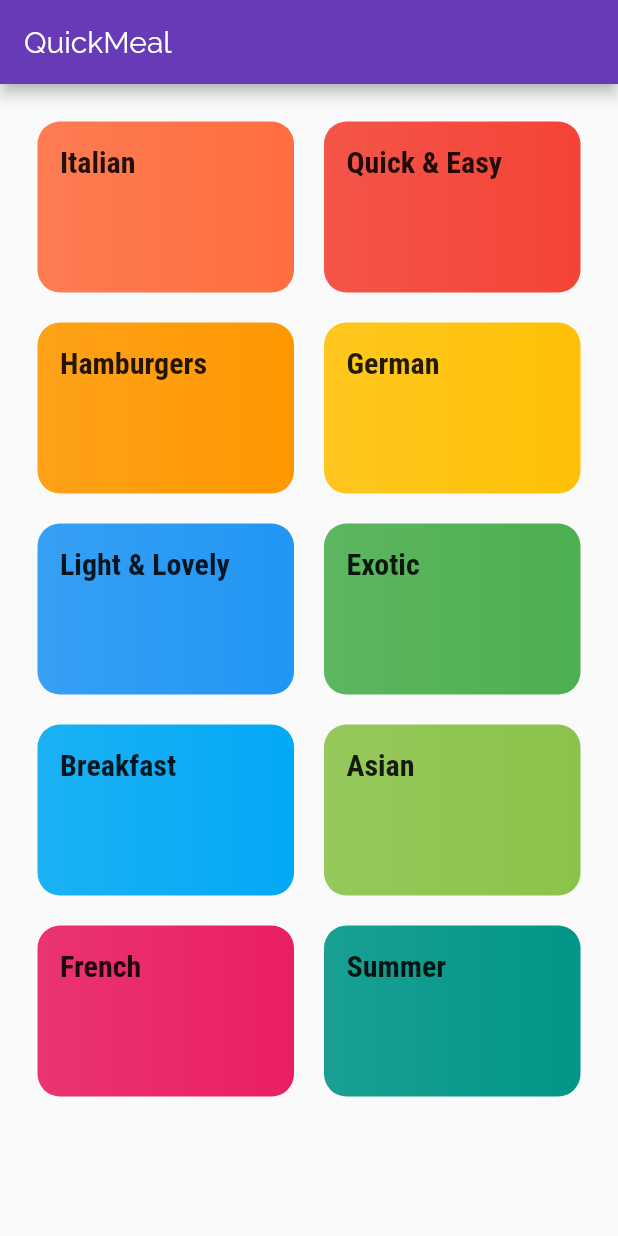
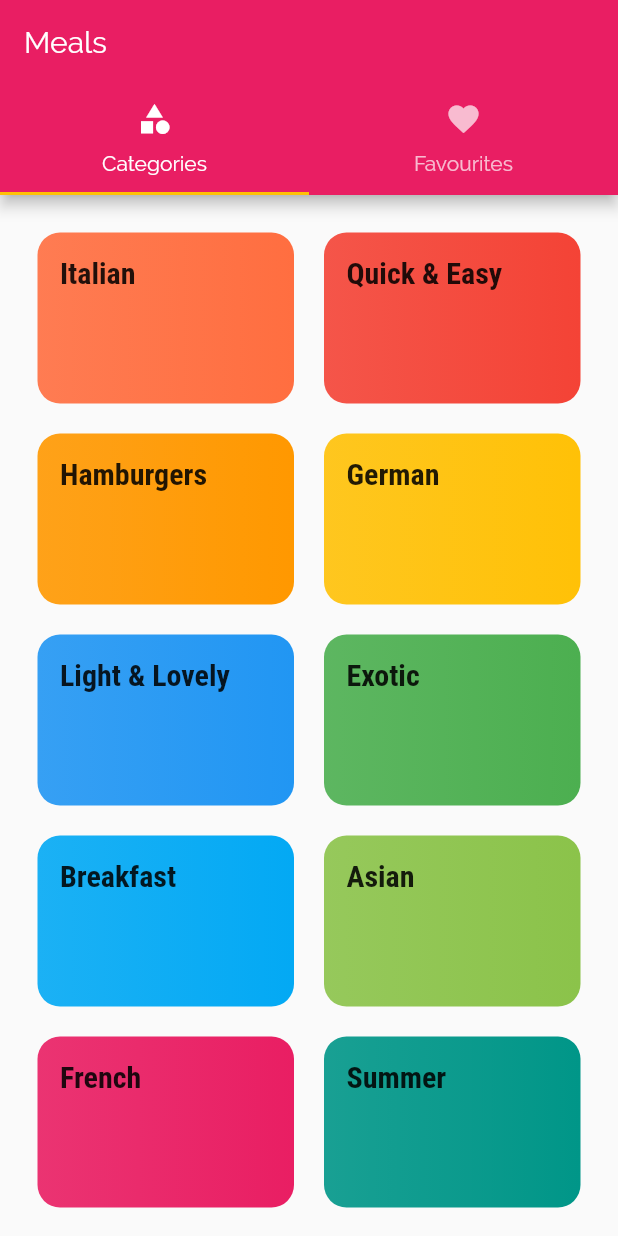
Before and after one commit to shunjid/quickmeal, a Flutter app: the screen it shows after launch, on a phone screen of 412 x 824 dp. Run offline on Flutter 3.47's test engine with Material 2 defaults, Android fonts, the phone set to English and light mode, and no system bars.

Commit message:
Defined tab scaffolder, removed default of categories

```diff
--- a/lib/main.dart
+++ b/lib/main.dart
@@ -3,6 +3,7 @@ import 'package:flutter/painting.dart';
 import 'package:quickmeal/screens/catergories.dart';
 import 'package:quickmeal/screens/catergoy_meals_screen.dart';
 import 'package:quickmeal/screens/meal_details_screen.dart';
+import 'package:quickmeal/screens/tabs_screen.dart';
 
 void main() {
   runApp(MyApp());
@@ -33,7 +34,7 @@ class MyApp extends StatelessWidget {
       ),
       title: 'QuickMeal',
       routes: {
-        '/' : (ctx) => CategoriesScreen(),
+        '/' : (ctx) => TabScreen(),
         CategoryMealsScreen.routeName : (ctx) => CategoryMealsScreen() ,
         MealDetailScreen.routeName : (ctx) => MealDetailScreen(),
       },
--- a/lib/screens/catergories.dart
+++ b/lib/screens/catergories.dart
@@ -5,12 +5,7 @@ import 'package:quickmeal/modules/category_widget_module.dart';
 class CategoriesScreen extends StatelessWidget {
   @override
   Widget build(BuildContext context) {
-    return Scaffold(
-      appBar: AppBar(
-        title: const Text('QuickMeal'),
-        backgroundColor: Colors.deepPurple,
-      ),
-      body: GridView(
+    return GridView(
       padding: const EdgeInsets.all(25.0),
       gridDelegate: SliverGridDelegateWithMaxCrossAxisExtent(
         maxCrossAxisExtent: 200,
@@ -25,7 +20,6 @@ class CategoriesScreen extends StatelessWidget {
           eachCategoryColor: eachCategory.categoryColor,
         ),
       ).toList(),
-      ),
     );
   }
 }
--- /dev/null
+++ b/lib/screens/favourites_screen.dart
@@ -0,0 +1,12 @@
+import 'package:flutter/material.dart';
+
+class FavouriteScreen extends StatelessWidget {
+  @override
+  Widget build(BuildContext context) {
+    return Center(
+      child: Text(
+        'The favourites'
+      ),
+    );
+  }
+}
--- /dev/null
+++ b/lib/screens/tabs_screen.dart
@@ -0,0 +1,40 @@
+import 'package:flutter/material.dart';
+import 'package:quickmeal/screens/catergories.dart';
+import 'package:quickmeal/screens/favourites_screen.dart';
+
+class TabScreen extends StatefulWidget {
+  @override
+  _TabScreenState createState() => _TabScreenState();
+}
+
+class _TabScreenState extends State<TabScreen> {
+  @override
+  Widget build(BuildContext context) {
+    return DefaultTabController(
+      length: 2,
+      child: Scaffold(
+        appBar: AppBar(
+          title: Text('Meals'),
+          bottom: TabBar(
+            tabs: <Widget>[
+              Tab(
+                icon: Icon(Icons.category),
+                text: 'Categories',
+              ),
+              Tab(
+                icon: Icon(Icons.favorite),
+                text: 'Favourites',
+              ),
+            ],
+          ),
+        ),
+        body: TabBarView(
+          children: <Widget>[
+            CategoriesScreen(),
+            FavouriteScreen(),
+          ],
+        ),
+      ),
+    );
+  }
+}
```
Also changed, not shown: 2 other files. Lines whose indentation alone changed are shown as unchanged.
